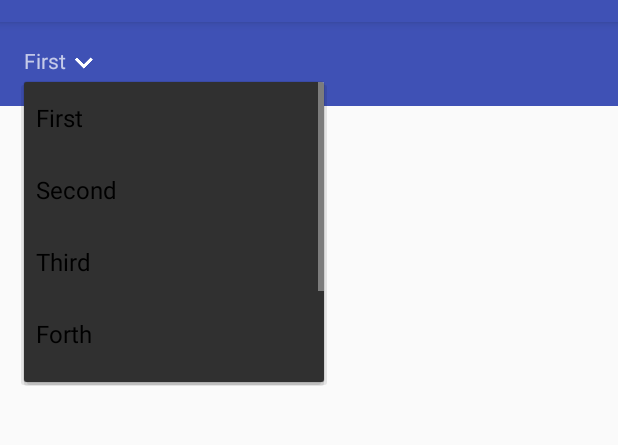
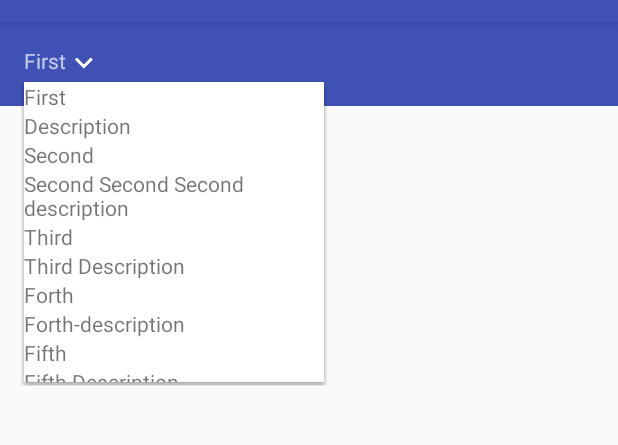
Before and after one commit to sagiyemi/custom-spinner, an Android app: the screen it shows after launch (MainActivity), after a tap on "First", on a phone screen of 412 x 824 dp, the part 62-507 px from its top. Run offline under Robolectric (Android 15) with nearby library versions, the phone set to English and light mode, and no system bars.

Commit message:
Bind items with title and description

```diff
--- a/library/src/main/java/com/autodesk/customspinner/CustomSpinner.java
+++ b/library/src/main/java/com/autodesk/customspinner/CustomSpinner.java
@@ -6,9 +6,9 @@ import android.util.AttributeSet;
 import android.util.Log;
 import android.view.View;
 import android.widget.AdapterView;
+import android.widget.ArrayAdapter;
 import android.widget.ImageView;
 import android.widget.LinearLayout;
-import android.widget.ListAdapter;
 import android.widget.TextView;
 
 /**
@@ -22,7 +22,7 @@ public class CustomSpinner extends LinearLayout implements View.OnClickListener,
     private TextView mTitle;
     private ImageView mIcon;
 
-    private ListAdapter mAdapter;
+    private ArrayAdapter<SpinnerDropDownItem> mAdapter;
     private ListPopupWindow mPopup;
 
     private int mSelectedItemPosition;
@@ -50,7 +50,7 @@ public class CustomSpinner extends LinearLayout implements View.OnClickListener,
         this.mPopup = new ListPopupWindow(getContext());
     }
 
-    public void setAdapter(ListAdapter adapter) {
+    public void setAdapter(ArrayAdapter<SpinnerDropDownItem> adapter) {
         this.mAdapter = adapter;
         this.mSelectedItemPosition = 0;
         if (adapter != null) {
@@ -89,6 +89,7 @@ public class CustomSpinner extends LinearLayout implements View.OnClickListener,
 
     private void setSelectedItem(int position) {
         mSelectedItemPosition = position;
-        mTitle.setText(mAdapter.getItem(mSelectedItemPosition).toString());
+        mTitle.setText(mAdapter.getItem(mSelectedItemPosition).title());
     }
+
 }
--- /dev/null
+++ b/library/src/main/java/com/autodesk/customspinner/SpinnerDropDownItem.java
@@ -0,0 +1,13 @@
+package com.autodesk.customspinner;
+
+/**
+ * Created by sagiyemini on 25/12/2016.
+ */
+
+public interface SpinnerDropDownItem {
+
+    String title();
+
+    String description();
+
+}
--- a/sample/src/main/java/com/autodesk/customspinner/sample/MainActivity.java
+++ b/sample/src/main/java/com/autodesk/customspinner/sample/MainActivity.java
@@ -1,10 +1,16 @@
 package com.autodesk.customspinner.sample;
 
+import android.content.Context;
 import android.os.Bundle;
+import android.support.annotation.NonNull;
 import android.support.v7.app.AppCompatActivity;
+import android.view.View;
+import android.view.ViewGroup;
 import android.widget.ArrayAdapter;
+import android.widget.TextView;
 
 import com.autodesk.customspinner.CustomSpinner;
+import com.autodesk.customspinner.SpinnerDropDownItem;
 
 import java.util.Arrays;
 
@@ -16,10 +22,57 @@ public class MainActivity extends AppCompatActivity {
         setContentView(R.layout.activity_main);
 
         final CustomSpinner spinner = (CustomSpinner) findViewById(R.id.spinner);
-        ArrayAdapter<String> adapter = new ArrayAdapter<>(this, android.R.layout.simple_spinner_dropdown_item);
+        ArrayAdapter<SpinnerDropDownItem> adapter = new DescriptionAdapter<>(this, R.layout.spinner_dropdown_item);
 //        adapter.addAll(Arrays.asList("Only one item"));
-        adapter.addAll(Arrays.asList("First", "Second", "Third", "Forth", "Fifth", "Some longer title"));
+        adapter.addAll(Arrays.asList(
+                new Item("First", "Description"),
+                new Item("Second", "Second Second Second description"),
+                new Item("Third", "Third Description"),
+                new Item("Forth", "Forth-description"),
+                new Item("Fifth", "Fifth Description"),
+                new Item("Some longer title", "Some longer description")));
         spinner.setAdapter(adapter);
         adapter.notifyDataSetChanged();
     }
+
+    private class Item implements SpinnerDropDownItem {
+
+        private final String mTitle;
+        private final String mDescription;
+
+        private Item(String title, String description) {
+            this.mTitle = title;
+            this.mDescription = description;
+        }
+
+        @Override
+        public String title() {
+            return this.mTitle;
+        }
+
+        @Override
+        public String description() {
+            return this.mDescription;
+        }
+    }
+
+    private class DescriptionAdapter<T extends SpinnerDropDownItem> extends ArrayAdapter<T> {
+
+        public DescriptionAdapter(Context context, int resource) {
+            super(context, resource);
+        }
+
+        @NonNull
+        @Override
+        public View getView(int position, View convertView, ViewGroup parent) {
+            final View view = getLayoutInflater().inflate(R.layout.spinner_dropdown_item, null);
+            final T item = getItem(position);
+            final TextView title = (TextView) view.findViewById(R.id.item_title);
+            title.setText(item.title());
+            final TextView description = (TextView) view.findViewById(R.id.item_description);
+            description.setText(item.description());
+
+            return view;
+        }
+    }
 }
--- /dev/null
+++ b/sample/src/main/res/layout/spinner_dropdown_item.xml
@@ -0,0 +1,19 @@
+<?xml version="1.0" encoding="utf-8"?>
+<LinearLayout xmlns:android="http://schemas.android.com/apk/res/android"
+              android:layout_width="match_parent"
+              android:layout_height="match_parent"
+              android:foreground="?selectableItemBackground"
+              android:background="#ffffff"
+              android:orientation="vertical">
+
+    <TextView
+        android:id="@+id/item_title"
+        android:layout_width="wrap_content"
+        android:layout_height="wrap_content"/>
+
+    <TextView
+        android:id="@+id/item_description"
+        android:layout_width="wrap_content"
+        android:layout_height="wrap_content"/>
+
+</LinearLayout>
```
